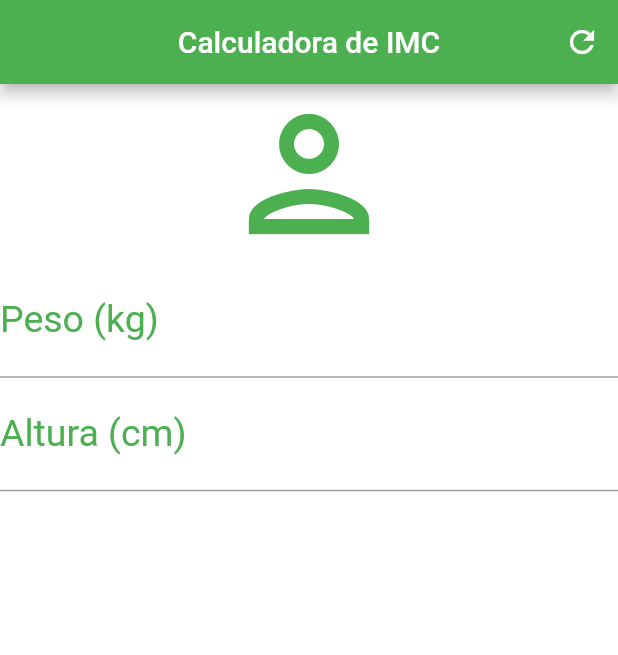
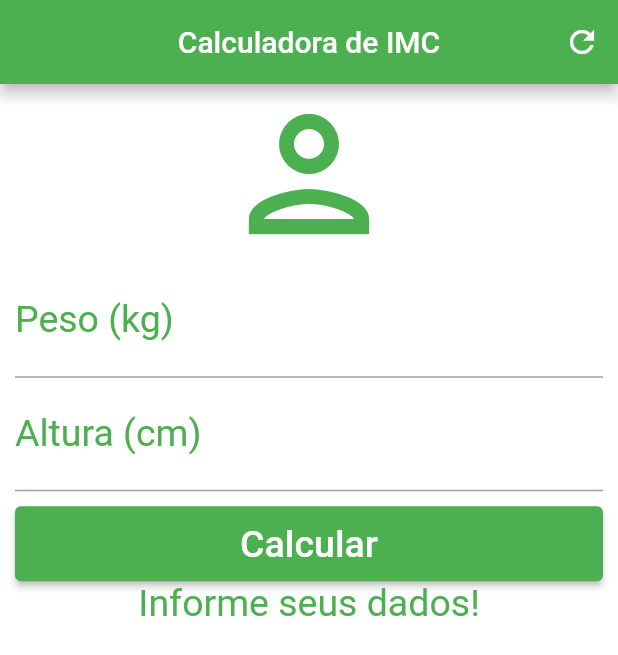
Before and after one commit to Felps666/calculadora_imc, a Flutter app: the screen it shows after launch, after a tap on the "refresh" icon, on a phone screen of 412 x 824 dp. Shown: the top 655 px of the screen. Run offline on Flutter 3.47's test engine with Material 2 defaults, Android fonts, the phone set to English and light mode, and no system bars.

Commit message:
Finish project

```diff
--- a/lib/main.dart
+++ b/lib/main.dart
@@ -14,6 +14,40 @@ class Home extends StatefulWidget {
 }
 
 class _HomeState extends State<Home> {
+  TextEditingController pesoController = TextEditingController();
+  TextEditingController alturaController = TextEditingController();
+
+  String _infoText = "Informe seus dados!";
+
+  void _resetFields(){
+    setState((){
+      pesoController.text = "" ;
+      alturaController.text = "" ;
+      _infoText = "Informe seus dados!";
+    });
+  }
+
+  void _calculate(){
+    setState((){
+      double weight = double.parse(pesoController.text);
+      double height = double.parse(alturaController.text) /100;
+      double imc = weight / (height * height);
+      if(imc < 18.6){
+        _infoText = "Abaixo do Peso (${imc.toStringAsPrecision(4)})";
+      } else if(imc >= 18.6 && imc < 24.9){
+        _infoText = "Peso Ideal (${imc.toStringAsPrecision(4)})";
+      } else if(imc >= 24.9 && imc < 29.9) {
+        _infoText = "Levemente Acima do peso (${imc.toStringAsPrecision(4)})";
+      } else if(imc >= 18.6 && imc < 24.9) {
+        _infoText = "Obesidade Grau I (${imc.toStringAsPrecision(4)})";
+      } else if(imc >= 18.6 && imc < 24.9) {
+        _infoText = "Obesidade Grau II (${imc.toStringAsPrecision(4)})";
+      } else if(imc >= 18.6 && imc < 24.9) {
+        _infoText = "Obesidade Grau III(${imc.toStringAsPrecision(4)})";
+      }
+    });
+  }
+
   @override
   Widget build(BuildContext context) {
     return Scaffold(
@@ -24,12 +58,14 @@ class _HomeState extends State<Home> {
           actions: <Widget>[
             IconButton(
               icon: Icon(Icons.refresh),
-              onPressed: () {},
+              onPressed: _resetFields,
             )
           ],
         ),
         backgroundColor: Colors.white,
-        body: Column(
+        body: SingleChildScrollView(
+          padding: EdgeInsets.fromLTRB(10, 0, 10, 0),
+          child: Column(
             crossAxisAlignment: CrossAxisAlignment.stretch,
             children: [
               Icon(
@@ -44,6 +80,7 @@ class _HomeState extends State<Home> {
                     labelStyle: TextStyle(color: Colors.green)),
                 textAlign: TextAlign.center,
                 style: TextStyle(color: Colors.green, fontSize: 25),
+                controller: pesoController,
               ),
               TextField(
                 keyboardType: TextInputType.number,
@@ -52,8 +89,29 @@ class _HomeState extends State<Home> {
                     labelStyle: TextStyle(color: Colors.green)),
                 textAlign: TextAlign.center,
                 style: TextStyle(color: Colors.green, fontSize: 25),
+                controller: alturaController,
               ),
+              Padding(
+                padding: const EdgeInsets.only(top: 10, bottom: 0),
+                child: Container(
+                  height: 50,
+                  child: ElevatedButton(
+                    style: ElevatedButton.styleFrom(primary: Colors.green),
+                    onPressed: _calculate,
+                    child: Text(
+                      "Calcular",
+                      style: TextStyle(color: Colors.white, fontSize: 25),
+                    ),
+                  ),
+                ),
+              ),
+              Text(
+                _infoText,
+                textAlign: TextAlign.center,
+                style: TextStyle(color: Colors.green, fontSize: 25),
+              )
             ],
+          ),
         ));
   }
 }
```
Lines whose indentation alone changed are shown as unchanged.
